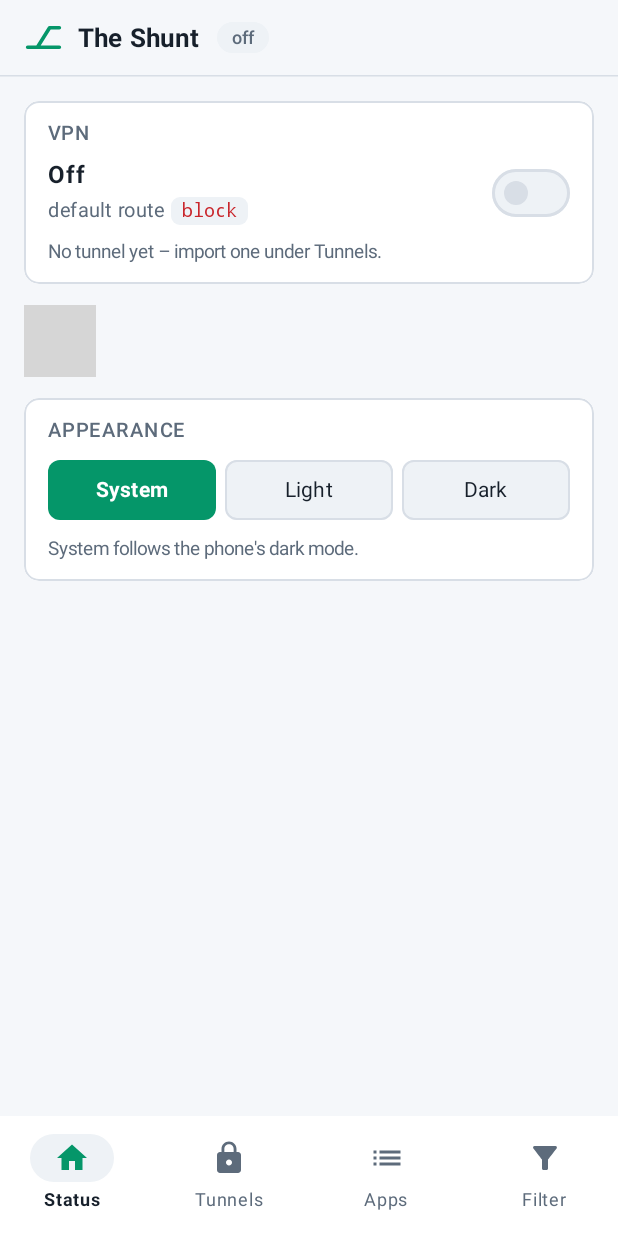
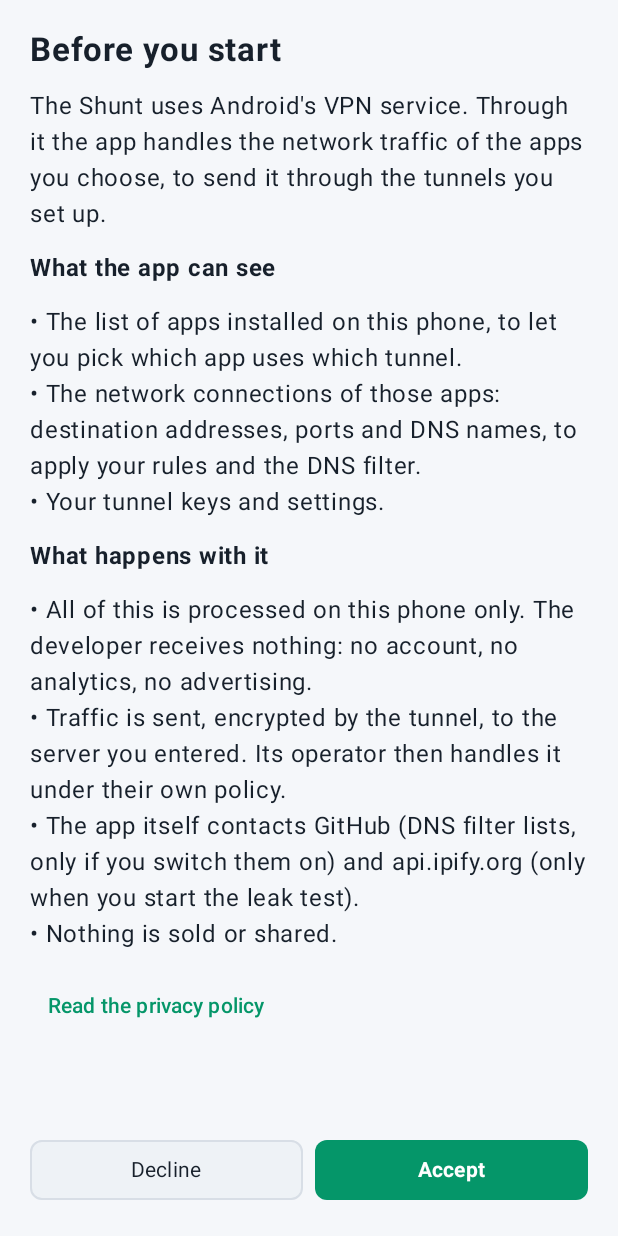
Before and after one commit to Bob-Nixkoenner/The_Shunt, an Android app built with Jetpack Compose: the screen it shows after launch (MainActivity), on a phone screen of 412 x 824 dp. Run offline under Robolectric (Android 15) with nearby library versions, the phone set to English and light mode, and no system bars; libraries missing offline, so code that uses them is left out: com.journeyapps.barcodescanner, org.theshunt.mobile; pictures from the network do not load; 1 statement that could not run was skipped; grey boxes are pictures that could not be loaded.

Commit message:
Android: first-start VPN disclosure with consent, privacy policy link in the app
Co-Authored-By: Claude Sonnet 5.5 <noreply@anthropic.com>

```diff
--- /dev/null
+++ b/android/app/src/main/java/org/theshunt/app/Consent.kt
@@ -0,0 +1,75 @@
+package org.theshunt.app
+
+import android.content.Context
+import android.content.Intent
+import android.net.Uri
+import androidx.compose.foundation.layout.*
+import androidx.compose.foundation.rememberScrollState
+import androidx.compose.foundation.verticalScroll
+import androidx.compose.material3.Text
+import androidx.compose.material3.TextButton
+import androidx.compose.runtime.*
+import androidx.compose.ui.Modifier
+import androidx.compose.ui.platform.LocalContext
+import androidx.compose.ui.text.font.FontWeight
+import androidx.compose.ui.unit.dp
+import androidx.compose.ui.unit.sp
+
+const val PRIVACY_URL = "https://bob-nixkoenner.github.io/The_Shunt/privacy.html"
+
+/** Whether the person accepted the VPN data disclosure (Google Play: prominent disclosure and consent). */
+object Consent {
+    private const val PREFS = "consent"
+    private const val KEY = "vpn_disclosure_v1"
+
+    fun given(ctx: Context) = ctx.getSharedPreferences(PREFS, Context.MODE_PRIVATE).getBoolean(KEY, false)
+
+    fun accept(ctx: Context) {
+        ctx.getSharedPreferences(PREFS, Context.MODE_PRIVATE).edit().putBoolean(KEY, true).apply()
+    }
+}
+
+/** First start: say what the VPN service sees and ask. Nothing runs before "Accept". */
+@Composable
+fun ConsentGate(onDecline: () -> Unit, content: @Composable () -> Unit) {
+    val ctx = LocalContext.current
+    var ok by remember { mutableStateOf(Consent.given(ctx)) }
+    if (ok) { content(); return }
+    val c = LocalShunt.current
+    Column(Modifier.fillMaxSize().systemBarsPadding().padding(20.dp)) {
+        Column(Modifier.weight(1f).verticalScroll(rememberScrollState()), verticalArrangement = Arrangement.spacedBy(12.dp)) {
+            Text("Before you start", fontWeight = FontWeight.Bold, fontSize = 22.sp, color = c.text)
+            Text("The Shunt uses Android's VPN service. Through it the app handles the network traffic of the apps you choose, to send it through the tunnels you set up.", color = c.text)
+            Text("What the app can see", fontWeight = FontWeight.Bold, color = c.text)
+            Text(
+                "• The list of apps installed on this phone, to let you pick which app uses which tunnel.\n" +
+                    "• The network connections of those apps: destination addresses, ports and DNS names, to apply your rules and the DNS filter.\n" +
+                    "• Your tunnel keys and settings.",
+                color = c.text,
+            )
+            Text("What happens with it", fontWeight = FontWeight.Bold, color = c.text)
+            Text(
+                "• All of this is processed on this phone only. The developer receives nothing: no account, no analytics, no advertising.\n" +
+                    "• Traffic is sent, encrypted by the tunnel, to the server you entered. Its operator then handles it under their own policy.\n" +
+                    "• The app itself contacts GitHub (DNS filter lists, only if you switch them on) and api.ipify.org (only when you start the leak test).\n" +
+                    "• Nothing is sold or shared.",
+                color = c.text,
+            )
+            TextButton({ ctx.startActivity(Intent(Intent.ACTION_VIEW, Uri.parse(PRIVACY_URL))) }) { Text("Read the privacy policy") }
+        }
+        Row(Modifier.fillMaxWidth().padding(top = 12.dp), horizontalArrangement = Arrangement.spacedBy(8.dp)) {
+            ShuntButton("Decline", onDecline, modifier = Modifier.weight(1f))
+            ShuntButton("Accept", { Consent.accept(ctx); ok = true }, kind = Tone.Ok, modifier = Modifier.weight(1f))
+        }
+    }
+}
+
+/** Status screen: link to the policy, always reachable. */
+@Composable
+fun PrivacySection() {
+    val ctx = LocalContext.current
+    Section("Privacy") {
+        Hint("No account, no analytics. Settings, keys and statistics stay on this phone.")
+        TextButton({ ctx.startActivity(Intent(Intent.ACTION_VIEW, Uri.parse(PRIVACY_URL))) }) { Text("Privacy policy") }
+    }
+}
--- a/android/app/src/main/java/org/theshunt/app/MainActivity.kt
+++ b/android/app/src/main/java/org/theshunt/app/MainActivity.kt
@@ -61,7 +61,7 @@ class MainActivity : ComponentActivity() {
         UiPrefs.load(this)
         setContent {
             ShuntTheme(UiPrefs.dark()) {
-                Surface(Modifier.fillMaxSize(), color = LocalShunt.current.bg) { App() }
+                Surface(Modifier.fillMaxSize(), color = LocalShunt.current.bg) { ConsentGate(onDecline = { finish() }) { App() } }
             }
         }
     }
@@ -295,6 +295,7 @@ private fun StatusScreen(settings: Settings, status: JSONObject?, say: (String)
 
         UpdateSection(say)
         AppearanceSection()
+        PrivacySection()
     }
     if (confirmPass) {
         AlertDialog(
```
